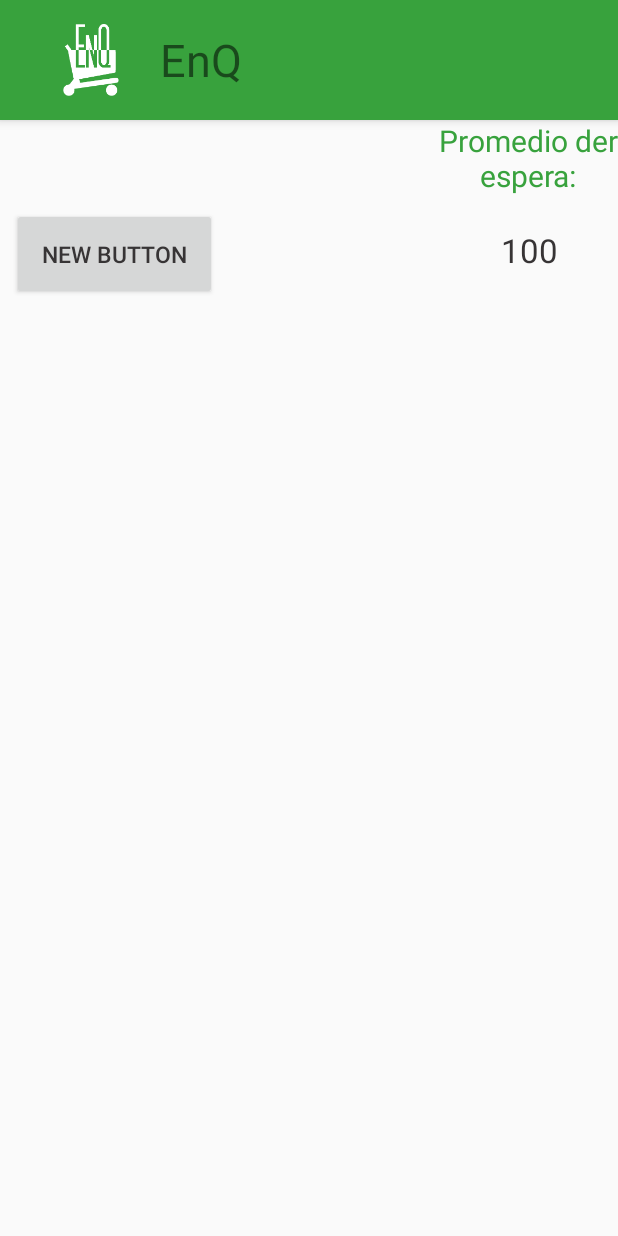
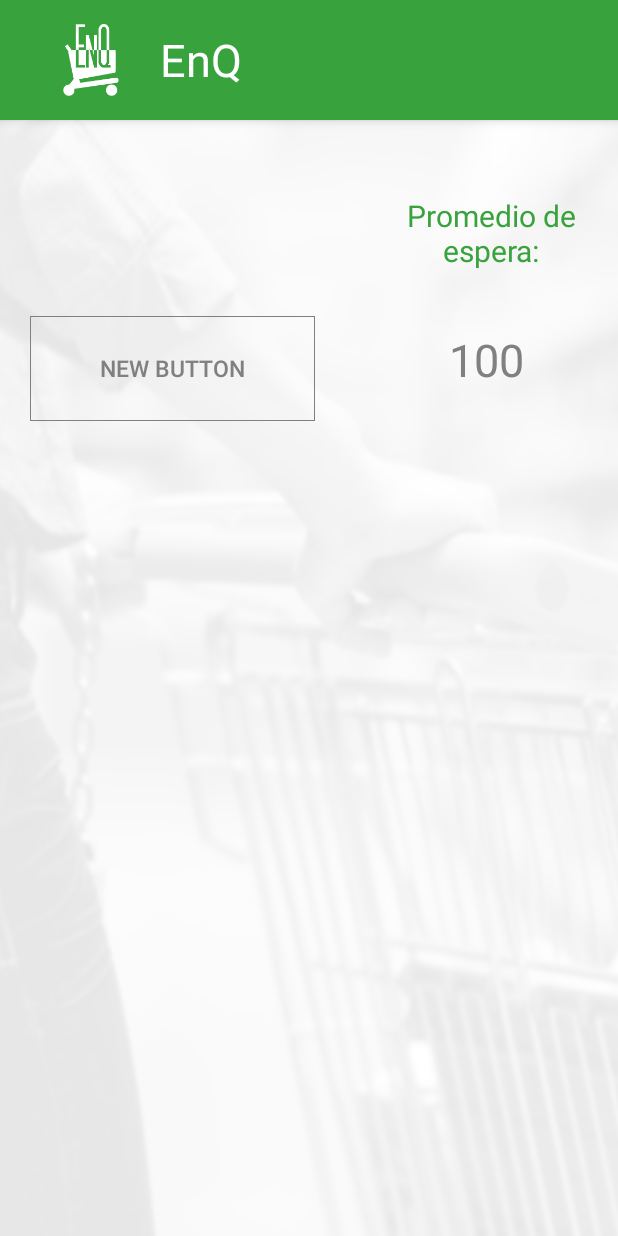
Before and after one commit to santiac89/enq_android, an Android app: the layout list_item.xml on its own in the app's theme, with its tools: preview values and no code run, on a phone screen of 412 x 824 dp. Run offline under Robolectric (Android 15) with nearby library versions, the phone set to English and light mode, and no system bars.

Commit message:
Armado de listitem layout-disenio de botones-colores de texto

```diff
--- /dev/null
+++ b/app/src/main/java/org/allin/enq/activity/ListItemActivity.java
@@ -0,0 +1,37 @@
+package org.allin.enq.activity;
+
+import android.os.Bundle;
+import android.support.v7.widget.Toolbar;
+import android.widget.Button;
+import android.widget.TextView;
+
+import org.allin.enq.R;
+
+import butterknife.Bind;
+import butterknife.ButterKnife;
+
+/**
+ * Created by Agustina on 14/09/2015.
+ */
+public class ListItemActivity extends EnqActivity {
+
+
+    @Bind(R.id.list_activity_toolbar) Toolbar listActivityToolbar;
+    @Bind(R.id.label_prom_esp) TextView labelPromEsp;
+    @Bind(R.id.group_button) Button group_Button;
+    @Bind(R.id.VestimatedTime) TextView vEstimatedTime;
+
+    @Override
+    protected void onCreate(Bundle savedInstanceState) {
+        super.onCreate(savedInstanceState);
+        setContentView(R.layout.list_item);
+
+        ButterKnife.bind(this);
+
+        setupActionBar(listActivityToolbar.getId(), "Seleccione el tipo de atención");
+
+        labelPromEsp.setTypeface(comfortaa_regular);
+        group_Button.setTypeface(comfortaa_regular);
+        vEstimatedTime.setTypeface(comfortaa_regular);
+    }
+}
--- /dev/null
+++ b/app/src/main/res/drawable-hdpi/button_border.xml
@@ -0,0 +1,10 @@
+<?xml version="1.0" encoding="utf-8"?>
+<shape xmlns:android="http://schemas.android.com/apk/res/android"
+    android:shape="rectangle">
+
+    <stroke android:color="@color/quiet_gray"
+        android:width="0.5dp"/>
+
+    <solid android:color="@android:color/transparent" />
+
+</shape>
--- a/app/src/main/res/layout/list_item.xml
+++ b/app/src/main/res/layout/list_item.xml
@@ -1,7 +1,8 @@
 <?xml version="1.0" encoding="utf-8"?>
 <RelativeLayout xmlns:android="http://schemas.android.com/apk/res/android"
     android:layout_width="match_parent" android:layout_height="wrap_content"
-    android:weightSum="1">
+    android:weightSum="1"
+    android:background="@drawable/background">
 
     <include layout="@layout/toolbar" android:id="@+id/list_activity_toolbar" />
 
@@ -14,30 +15,36 @@
         android:layout_alignParentRight="true"
         android:textColor="@color/primary"
         android:textSize="20sp"
-        android:gravity="center_horizontal" />
+        android:gravity="center_horizontal"
+        android:paddingTop="50dp"
+        android:layout_marginRight="28dp"
+        android:layout_marginBottom="30dp"/>
 
     <Button
-        android:layout_width="wrap_content"
+        android:layout_width="190dp"
         android:layout_height="wrap_content"
+        android:minHeight="70dp"
         android:text="New Button"
+        android:textColor="@color/quiet_gray"
         android:id="@+id/group_button"
-        android:layout_margin="8dp"
         android:layout_weight="0.88"
         android:textSize="15dp"
         android:padding="20dp"
         android:layout_below="@id/label_prom_esp"
-         />
+        android:layout_marginLeft="20dp"
+        android:background="@drawable/button_border"/>
 
     <TextView
         android:layout_width="wrap_content"
         android:layout_height="wrap_content"
         android:textAppearance="?android:attr/textAppearanceLarge"
         android:text="100"
+        android:textSize="30sp"
+        android:textColor="@color/quiet_gray"
         android:id="@+id/VestimatedTime"
         android:gravity="center_horizontal"
-        android:layout_marginLeft="41dp"
         android:layout_alignBaseline="@+id/group_button"
         android:layout_alignLeft="@+id/label_prom_esp"
         android:layout_alignStart="@+id/label_prom_esp"
-        android:layout_marginStart="41dp" />
+        android:layout_marginLeft="28dp" />
 </RelativeLayout>
--- a/app/src/main/res/layout/toolbar.xml
+++ b/app/src/main/res/layout/toolbar.xml
@@ -30,6 +30,7 @@
             android:layout_height="wrap_content"
             android:layout_width="wrap_content"
             android:text="@string/title_activity_main"
+            android:textColor="@color/white"
             android:textSize="30sp"
             android:layout_centerVertical="true"
             android:layout_toRightOf="@id/logo_verde"
--- a/app/src/main/res/values/colors.xml
+++ b/app/src/main/res/values/colors.xml
@@ -5,4 +5,6 @@
     <color name="primaryDark">#008738</color>
     <color name="textColorPrimary">#373435</color>
     <item name="quiet_green" type="color">#50be6c</item>
+    <item name="white" type="color" >#FFFFFF</item>
+    <item name="quiet_gray" type="color">#808080</item>
 </resources>
--- a/app/src/main/res/values/strings.xml
+++ b/app/src/main/res/values/strings.xml
@@ -14,5 +14,5 @@
 
     <string name="hello_world">Hello world!</string>
     <string name="action_settings">Settings</string>
-    <string name="Promedio_espera">Promedio de\r\nespera:</string>
+    <string name="Promedio_espera">Promedio de\nespera:</string>
 </resources>
```
